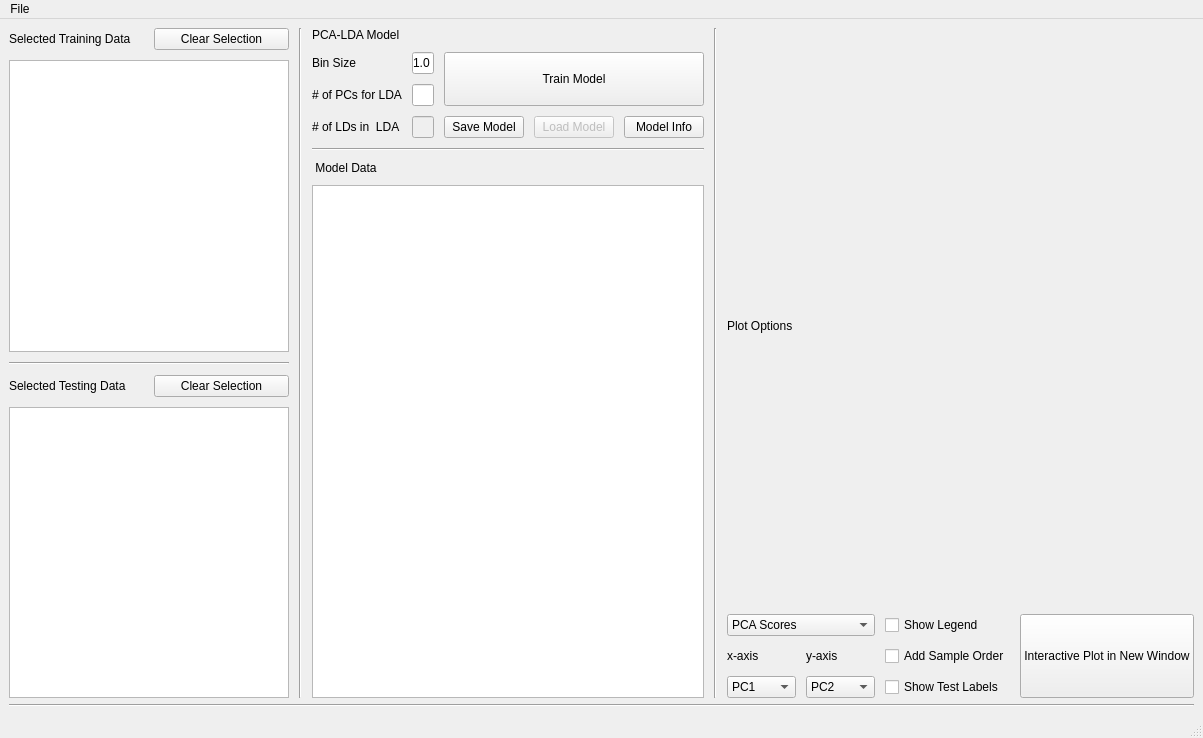
Above: mstat/gui/mstat_main.ui from PSI-Github-lab/mstat-repo before the change. Below: the same form after it.
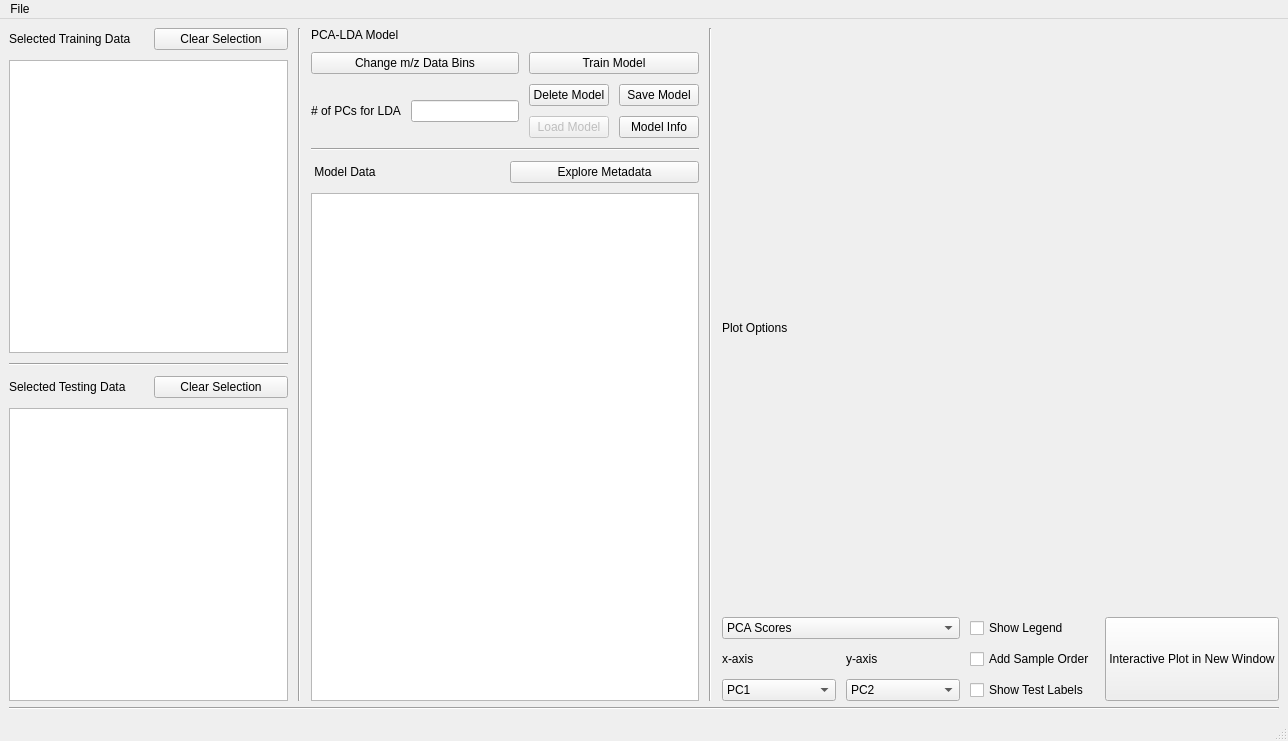
That is the form after the change.

Patch:
```diff
--- a/mstat/gui/mstat_main.ui
+++ b/mstat/gui/mstat_main.ui
@@ -6,8 +6,8 @@
    <rect>
     <x>0</x>
     <y>0</y>
-    <width>1203</width>
-    <height>738</height>
+    <width>1288</width>
+    <height>741</height>
    </rect>
   </property>
   <property name="windowTitle">
@@ -16,7 +16,7 @@
   <widget class="QWidget" name="central_widget">
    <layout class="QGridLayout" name="gridLayout">
     <item row="0" column="0">
-     <layout class="QHBoxLayout" name="horizontal_layout" stretch="3,0,1,0,5">
+     <layout class="QHBoxLayout" name="horizontal_layout" stretch="2,0,0,0,4">
       <property name="spacing">
        <number>10</number>
       </property>
@@ -93,46 +93,15 @@
          </widget>
         </item>
         <item>
-         <layout class="QGridLayout" name="modeloptions_layout" rowstretch="0,0,0,0" columnstretch="0,0,0,0,0">
-          <item row="2" column="0">
-           <widget class="QLabel" name="pcadim_label">
+         <layout class="QGridLayout" name="modeloptions_layout" rowstretch="0,0,0,0,0" columnstretch="0,0,0,0,0,0">
+          <item row="1" column="0" rowspan="2" colspan="2">
+           <widget class="QPushButton" name="changebin_button">
             <property name="text">
-             <string># of PCs for LDA</string>
+             <string>Change m/z Data Bins</string>
             </property>
            </widget>
           </item>
-          <item row="3" column="0">
-           <widget class="QLabel" name="ldadim_label">
-            <property name="text">
-             <string># of LDs in  LDA</string>
-            </property>
-           </widget>
-          </item>
-          <item row="1" column="1">
-           <widget class="QLineEdit" name="binsize_edit">
-            <property name="text">
-             <string>1.0</string>
-            </property>
-           </widget>
-          </item>
-          <item row="1" column="0">
-           <widget class="QLabel" name="binsize_label">
-            <property name="text">
-             <string>Bin Size</string>
-            </property>
-           </widget>
-          </item>
-          <item row="3" column="1">
-           <widget class="QLineEdit" name="ldadim_edit">
-            <property name="enabled">
-             <bool>false</bool>
-            </property>
-           </widget>
-          </item>
-          <item row="2" column="1">
-           <widget class="QLineEdit" name="pcadim_edit"/>
-          </item>
-          <item row="3" column="3">
+          <item row="4" column="2">
            <widget class="QPushButton" name="loadmodel_button">
             <property name="enabled">
              <bool>false</bool>
@@ -148,27 +117,7 @@
             </property>
            </widget>
           </item>
-          <item row="3" column="2">
-           <widget class="QPushButton" name="savemodel_button">
-            <property name="sizePolicy">
-             <sizepolicy hsizetype="Minimum" vsizetype="Minimum">
-              <horstretch>0</horstretch>
-              <verstretch>0</verstretch>
-             </sizepolicy>
-            </property>
-            <property name="text">
-             <string>Save Model</string>
-            </property>
-           </widget>
-          </item>
-          <item row="3" column="4">
-           <widget class="QPushButton" name="modelinfo_button">
-            <property name="text">
-             <string>Model Info</string>
-            </property>
-           </widget>
-          </item>
-          <item row="1" column="2" rowspan="2" colspan="3">
+          <item row="1" column="2" rowspan="2" colspan="4">
            <widget class="QPushButton" name="trainmodel_button">
             <property name="sizePolicy">
              <sizepolicy hsizetype="Minimum" vsizetype="Minimum">
@@ -181,6 +130,43 @@
             </property>
            </widget>
           </item>
+          <item row="3" column="2">
+           <widget class="QPushButton" name="delmodel_button">
+            <property name="text">
+             <string>Delete Model</string>
+            </property>
+           </widget>
+          </item>
+          <item row="4" column="3" colspan="3">
+           <widget class="QPushButton" name="modelinfo_button">
+            <property name="text">
+             <string>Model Info</string>
+            </property>
+           </widget>
+          </item>
+          <item row="3" column="3" colspan="3">
+           <widget class="QPushButton" name="savemodel_button">
+            <property name="sizePolicy">
+             <sizepolicy hsizetype="Minimum" vsizetype="Minimum">
+              <horstretch>0</horstretch>
+              <verstretch>0</verstretch>
+             </sizepolicy>
+            </property>
+            <property name="text">
+             <string>Save Model</string>
+            </property>
+           </widget>
+          </item>
+          <item row="3" column="0" rowspan="2">
+           <widget class="QLabel" name="pcadim_label">
+            <property name="text">
+             <string># of PCs for LDA</string>
+            </property>
+           </widget>
+          </item>
+          <item row="3" column="1" rowspan="2">
+           <widget class="QLineEdit" name="pcadim_edit"/>
+          </item>
          </layout>
         </item>
         <item>
@@ -191,11 +177,22 @@
          </widget>
         </item>
         <item>
-         <widget class="QLabel" name="plotteddata_label">
-          <property name="text">
-           <string> Model Data</string>
-          </property>
-         </widget>
+         <layout class="QGridLayout" name="datagrid_layout">
+          <item row="0" column="0">
+           <widget class="QLabel" name="plotteddata_label">
+            <property name="text">
+             <string> Model Data</string>
+            </property>
+           </widget>
+          </item>
+          <item row="0" column="1">
+           <widget class="QPushButton" name="exploremeta_button">
+            <property name="text">
+             <string>Explore Metadata</string>
+            </property>
+           </widget>
+          </item>
+         </layout>
         </item>
         <item>
          <widget class="QTableView" name="plotteddata_view"/>
@@ -350,7 +347,7 @@
     <rect>
      <x>0</x>
      <y>0</y>
-     <width>1203</width>
+     <width>1288</width>
      <height>21</height>
     </rect>
    </property>
```
Left out of the diff: 14 changed lines with no effect on the pictures.
